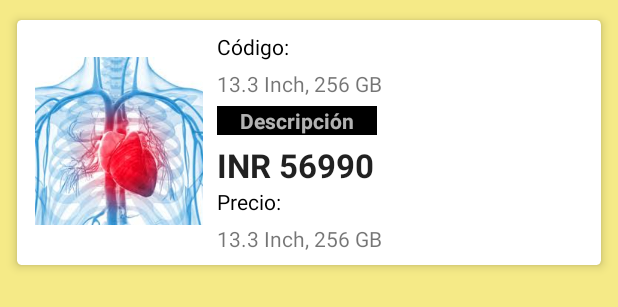
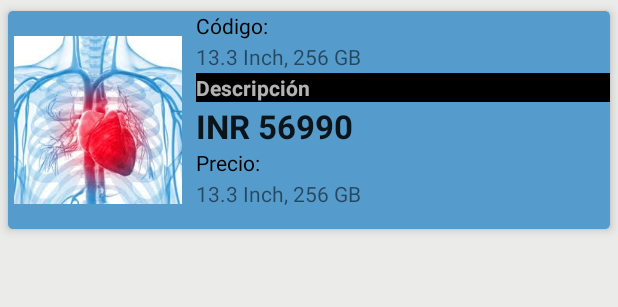
Before and after one commit to manchovi/AppBiomedicIoT, an Android app: the layout list_layout.xml on its own in the app's theme, with its tools: preview values and no code run, on a phone screen of 412 x 824 dp. Shown: the top 307 px of the screen. Run offline under Robolectric (Android 15) with nearby library versions, the phone set to English and light mode, and no system bars; network calls fail.

Commit message:
consulta desde MySQL cargada en un RecyclerView

```diff
--- a/app/src/main/java/com/example/btasinktask/ProductsAdapter.java
+++ b/app/src/main/java/com/example/btasinktask/ProductsAdapter.java
@@ -40,7 +40,7 @@ public class ProductsAdapter extends RecyclerView.Adapter<ProductsAdapter.Produc
                 .load(product.getImagen())
                 .into(holder.imageView);
 
-        holder.textViewCodigo1.setText(product.getCodigo());
+        holder.textViewCodigo1.setText(String.valueOf(product.getCodigo()));
         holder.textViewDescripcion1.setText(product.getDescripcion());
         holder.textViewPrecio1.setText(String.valueOf(product.getPrecio()));
 
--- a/app/src/main/res/layout/list_layout.xml
+++ b/app/src/main/res/layout/list_layout.xml
@@ -2,7 +2,7 @@
 <LinearLayout xmlns:android="http://schemas.android.com/apk/res/android"
     android:layout_width="match_parent"
     android:layout_height="match_parent"
-    android:background="#F5EA87"
+    android:background="#EBEBE9"
     android:orientation="vertical">
 
     <androidx.cardview.widget.CardView
@@ -12,12 +12,16 @@
         card_view:cardUseCompatPadding="true"
         card_view:cardElevation="4dp"
         card_view:cardCornerRadius="3dp"
-        android:layout_margin="6dp">
+        android:layout_margin="0dp"
+        card_view:cardBackgroundColor="#559CCC"
+        android:foreground="?android:attr/selectableItemBackground"
+        android:clickable="true"
+        >
 
     <RelativeLayout
         android:layout_width="match_parent"
         android:layout_height="wrap_content"
-        android:padding="8dp">
+        android:padding="0dp">
 
         <ImageView
             android:id="@+id/imageView"
@@ -28,7 +32,7 @@
 
         <TextView
             android:id="@+id/textViewCodigo"
-            android:layout_width="wrap_content"
+            android:layout_width="match_parent"
             android:layout_height="wrap_content"
             android:layout_marginLeft="5dp"
             android:layout_toRightOf="@id/imageView"
@@ -38,25 +42,25 @@
 
         <TextView
             android:id="@+id/textViewCodigo1"
-            android:layout_width="wrap_content"
+            android:layout_width="match_parent"
             android:layout_height="wrap_content"
             android:layout_below="@id/textViewCodigo"
             android:layout_marginLeft="5dp"
-            android:layout_marginTop="5dp"
+            android:layout_marginTop="1dp"
             android:layout_toRightOf="@id/imageView"
             android:text="13.3 Inch, 256 GB"
             android:textAppearance="@style/Base.TextAppearance.AppCompat.Small" />
 
         <TextView
             android:id="@+id/textViewDescripcion"
-            android:layout_width="wrap_content"
+            android:layout_width="match_parent"
             android:layout_height="wrap_content"
             android:layout_below="@id/textViewCodigo1"
             android:layout_marginLeft="5dp"
-            android:layout_marginTop="5dp"
+            android:layout_marginTop="1dp"
             android:layout_toRightOf="@id/imageView"
             android:background="@color/colorPrimary"
-            android:paddingLeft="15dp"
+            android:paddingLeft="0dp"
             android:paddingRight="15dp"
             android:text="Descripción"
             android:textAppearance="@style/Base.TextAppearance.AppCompat.Small.Inverse"
@@ -64,11 +68,11 @@
 
         <TextView
             android:id="@+id/textViewDescripcion1"
-            android:layout_width="wrap_content"
+            android:layout_width="match_parent"
             android:layout_height="wrap_content"
             android:layout_below="@id/textViewDescripcion"
             android:layout_marginLeft="5dp"
-            android:layout_marginTop="5dp"
+            android:layout_marginTop="1dp"
             android:layout_toRightOf="@id/imageView"
             android:text="INR 56990"
             android:textAppearance="@style/Base.TextAppearance.AppCompat.Large"
@@ -76,7 +80,7 @@
 
         <TextView
             android:id="@+id/textViewPrecio"
-            android:layout_width="wrap_content"
+            android:layout_width="match_parent"
             android:layout_height="wrap_content"
             android:layout_below="@id/textViewDescripcion1"
             android:layout_marginLeft="5dp"
@@ -87,11 +91,11 @@
 
         <TextView
             android:id="@+id/textViewPrecio1"
-            android:layout_width="wrap_content"
+            android:layout_width="match_parent"
             android:layout_height="wrap_content"
             android:layout_below="@id/textViewPrecio"
             android:layout_marginLeft="5dp"
-            android:layout_marginTop="5dp"
+            android:layout_marginTop="1dp"
             android:layout_toRightOf="@id/imageView"
             android:text="13.3 Inch, 256 GB"
             android:textAppearance="@style/Base.TextAppearance.AppCompat.Small" />
```
Also changed, not shown: app/src/main/java/com/example/btasinktask/ArticulosAdapter.java (added, +75 -0 lines), app/src/main/java/com/example/btasinktask/Consulta_RecyclerView.java (+7 -15 lines), app/src/main/res/layout/activity_consulta__recycler_view.xml (+4 -4 lines).
